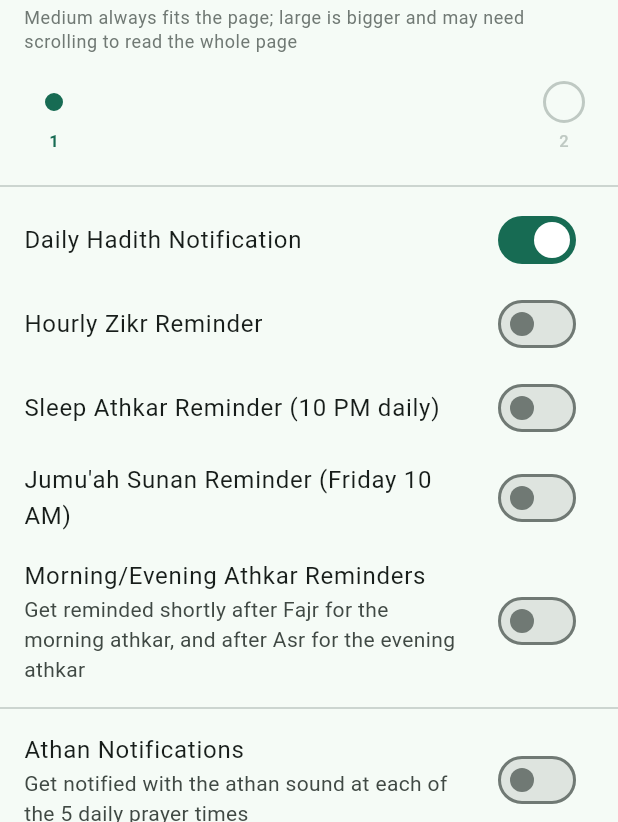
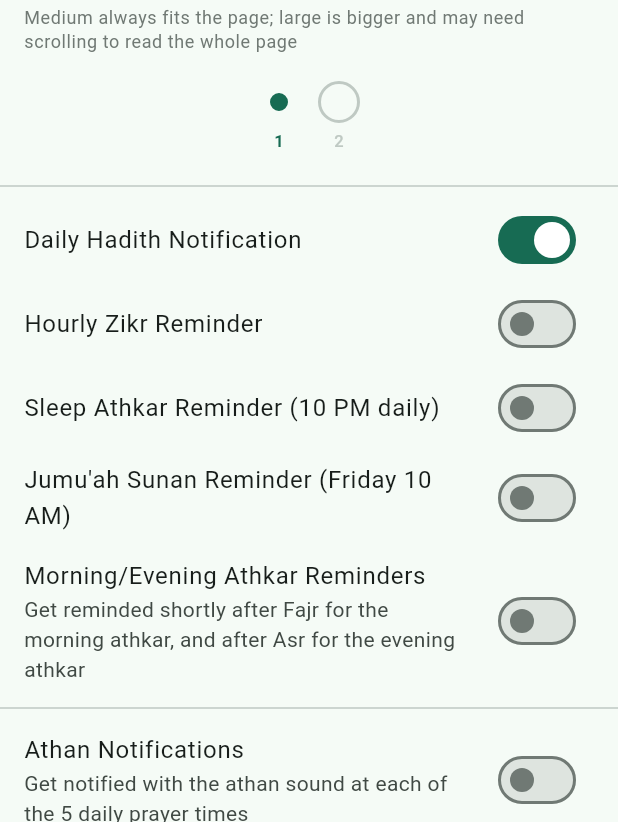
Before and after one commit to abdelrahmanalhajs/quran-app, a Flutter app: the SettingsScreen screen opened directly, on a phone screen of 412 x 824 dp, the part 414-1236 px from its top. Run offline on Flutter 3.47's test engine with Material 3 defaults, Android fonts, the phone set to English and light mode, and no system bars; our stand-ins replace audio_service, easy_localization, flutter_compass, flutter_local_notifications, flutter_timezone, geolocator and 5 more; missing offline and left inert: audio_session; accounts and stored records are empty; network calls fail; Roboto replaces fonts that are missing (Tajawal).

Commit message:
Center the Quran font-size dots closer together instead of spread apart
Co-Authored-By: Claude Sonnet 4.6 <noreply@anthropic.com>

```diff
--- a/lib/screens/settings/settings_screen.dart
+++ b/lib/screens/settings/settings_screen.dart
@@ -366,7 +366,7 @@ class _QuranFontSizeDots extends StatelessWidget {
     final selected = _selectedIndex;
     final colorScheme = Theme.of(context).colorScheme;
     return Row(
-      mainAxisAlignment: MainAxisAlignment.spaceBetween,
+      mainAxisAlignment: MainAxisAlignment.center,
       children: [
         for (var i = 0; i < kQuranFontSizeSteps.length; i++)
           _buildDot(
```
